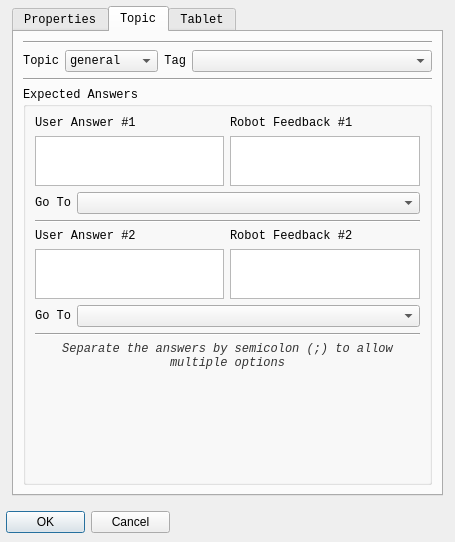
Old version of the form interaction_manager/ui/editblockdialog.ui in the repository ES-TUDelft/robot-interaction-tool.
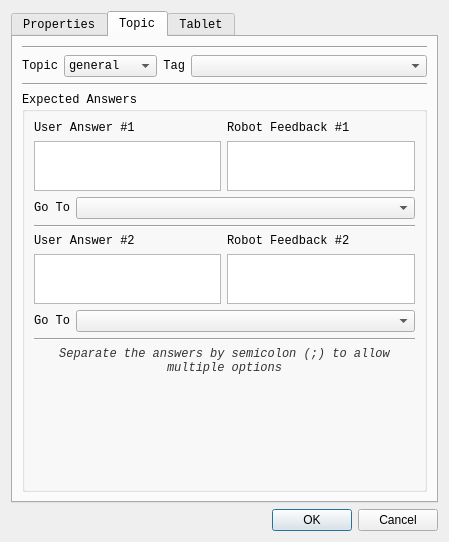
New version of the form. The open tabs and pages were chosen to show the change.

What changed in the file:
```diff
--- a/interaction_manager/ui/editblockdialog.ui
+++ b/interaction_manager/ui/editblockdialog.ui
@@ -6,7 +6,7 @@
    <rect>
     <x>0</x>
     <y>0</y>
-    <width>455</width>
+    <width>449</width>
     <height>542</height>
    </rect>
   </property>
@@ -31,34 +31,12 @@
   <property name="windowTitle">
    <string>Edit Block</string>
   </property>
-  <widget class="QDialogButtonBox" name="buttonBox">
-   <property name="geometry">
-    <rect>
-     <x>6</x>
-     <y>506</y>
-     <width>164</width>
-     <height>32</height>
-    </rect>
-   </property>
-   <property name="orientation">
-    <enum>Qt::Horizontal</enum>
-   </property>
-   <property name="standardButtons">
-    <set>QDialogButtonBox::Cancel|QDialogButtonBox::Ok</set>
-   </property>
-  </widget>
+  <layout class="QGridLayout" name="gridLayout_8">
+   <item row="0" column="0">
   <widget class="QTabWidget" name="tabWidget">
    <property name="enabled">
     <bool>true</bool>
    </property>
-   <property name="geometry">
-    <rect>
-     <x>12</x>
-     <y>6</y>
-     <width>431</width>
-     <height>490</height>
-    </rect>
-   </property>
    <property name="font">
     <font>
      <family>Courier New</family>
@@ -367,6 +345,8 @@
             <property name="font">
              <font>
               <family>Courier New</family>
+                <weight>50</weight>
+                <bold>false</bold>
              </font>
             </property>
             <property name="text">
@@ -411,6 +391,8 @@
             <property name="font">
              <font>
               <family>Courier New</family>
+                <weight>50</weight>
+                <bold>false</bold>
              </font>
             </property>
             <property name="text">
@@ -462,6 +444,8 @@
             <property name="font">
              <font>
               <family>Courier New</family>
+                <weight>50</weight>
+                <bold>false</bold>
              </font>
             </property>
             <property name="text">
@@ -522,6 +506,8 @@
             <property name="font">
              <font>
               <family>Courier New</family>
+                <weight>50</weight>
+                <bold>false</bold>
              </font>
             </property>
             <property name="text">
@@ -567,6 +553,8 @@
               <property name="font">
                <font>
                 <family>Courier New</family>
+                  <weight>50</weight>
+                  <bold>false</bold>
                </font>
               </property>
               <property name="text">
@@ -598,6 +586,8 @@
               <property name="font">
                <font>
                 <family>Courier New</family>
+                  <weight>50</weight>
+                  <bold>false</bold>
                </font>
               </property>
               <property name="text">
@@ -810,6 +800,18 @@
     </layout>
    </widget>
   </widget>
+   </item>
+   <item row="1" column="0">
+    <widget class="QDialogButtonBox" name="buttonBox">
+     <property name="orientation">
+      <enum>Qt::Horizontal</enum>
+     </property>
+     <property name="standardButtons">
+      <set>QDialogButtonBox::Cancel|QDialogButtonBox::Ok</set>
+     </property>
+    </widget>
+   </item>
+  </layout>
  </widget>
  <resources/>
  <connections>
```
Left out of the diff: 36 changed lines with no effect on the pictures. Lines whose indentation alone changed are shown as unchanged.
